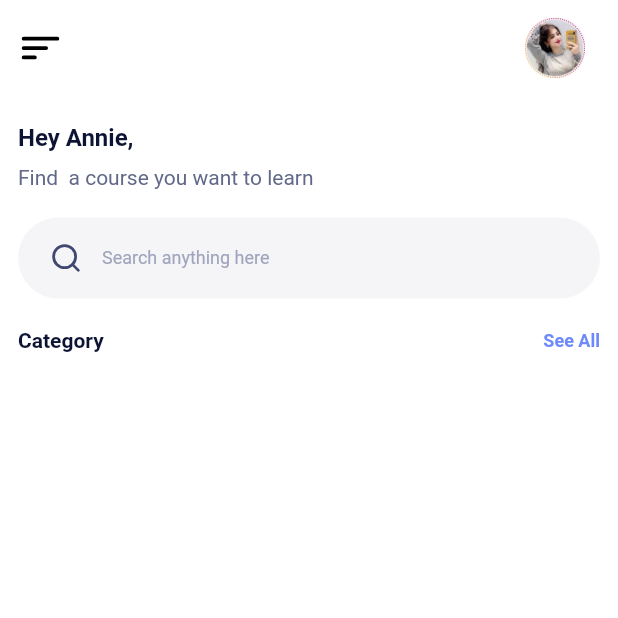
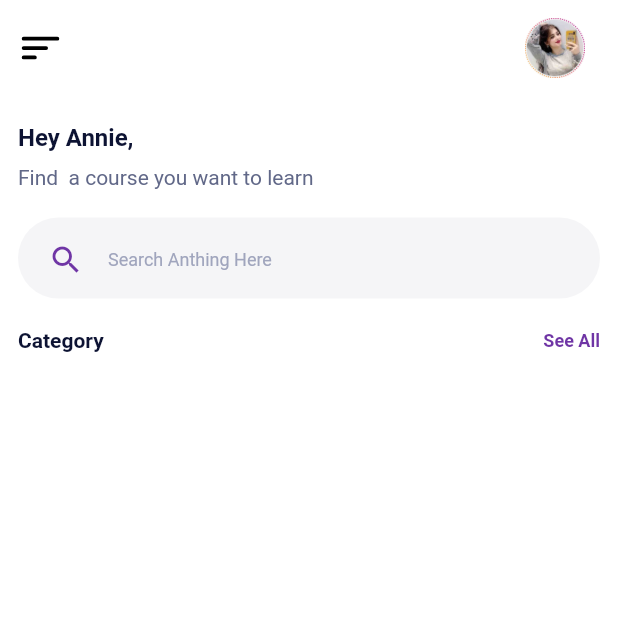
Before and after one commit to AjeemPearl/charity, a Flutter app: the HomeScreen screen opened directly, on a phone screen of 412 x 824 dp, the top half of it. Run offline on Flutter 3.47's test engine with Material 2 defaults, Android fonts, the phone set to English and light mode, and no system bars; our stand-ins replace flutter_svg.

Commit message:
git update

```diff
--- a/lib/ui/Home/Home.dart
+++ b/lib/ui/Home/Home.dart
@@ -6,7 +6,20 @@ import 'package:flutter_svg/svg.dart';
 import '../../utils/constants.dart';
 import '../../utils/generalFunctions.dart';
 class HomeScreen extends StatefulWidget{
-  const HomeScreen({super.key});
+  HomeScreen({super.key});
+  List<String> imageList = [
+    'https://cdn.pixabay.com/photo/2019/03/15/09/49/girl-4056684_960_720.jpg',
+    'https://cdn.pixabay.com/photo/2020/12/15/16/25/clock-5834193__340.jpg',
+    'https://cdn.pixabay.com/photo/2020/09/18/19/31/laptop-5582775_960_720.jpg',
+    'https://media.istockphoto.com/photos/woman-kayaking-in-fjord-in-norway-picture-id1059380230?b=1&k=6&m=1059380230&s=170667a&w=0&h=kA_A_XrhZJjw2bo5jIJ7089-VktFK0h0I4OWDqaac0c=',
+    'https://cdn.pixabay.com/photo/2019/11/05/00/53/cellular-4602489_960_720.jpg',
+    'https://cdn.pixabay.com/photo/2017/02/12/10/29/christmas-2059698_960_720.jpg',
+    'https://cdn.pixabay.com/photo/2020/01/29/17/09/snowboard-4803050_960_720.jpg',
+    'https://cdn.pixabay.com/photo/2020/02/06/20/01/university-library-4825366_960_720.jpg',
+    'https://cdn.pixabay.com/photo/2020/11/22/17/28/cat-5767334_960_720.jpg',
+    'https://cdn.pixabay.com/photo/2020/12/13/16/22/snow-5828736_960_720.jpg',
+    'https://cdn.pixabay.com/photo/2020/12/09/09/27/women-5816861_960_720.jpg',
+  ];
 
   @override
   State<HomeScreen> createState() => _HomeScreenState();
@@ -41,28 +54,58 @@ class _HomeScreenState extends State<HomeScreen> {
                 width: double.infinity,
                 decoration: BoxDecoration(color: const Color(0xFFF5F5F7),
                     borderRadius: BorderRadius.circular(30.0)),
-                child: Row(
-                  children: [
-                    SvgPicture.asset("assets/icons/search2.svg"),
-                    SizedBox(width: 12,),
-                    Text("Search anything here",style: TextStyle(fontSize: 12, color:Color(0xFFA0A5BD ),)),
-                  ],
+                child: const TextField(
+                  style:TextStyle(fontSize: 12.0,color: Colors.black ),
+                  decoration: InputDecoration(
+                    contentPadding: EdgeInsets.only(top: 10.0,bottom: 10),
+                    icon:Icon(Icons.search,color: KPrimaryColor,),
+                    hintText: "Search Anthing Here",
+                    hintStyle:TextStyle(fontSize: 12.0, color:Color(0xFFA0A5BD )),
+                    border: InputBorder.none,
+
+                  ),
+
+
+
                 ),
+                // child: TextField(
+                //     Color(0xFFA0A5BD )
+                //   // children: [
+                //   //   SvgPicture.asset("assets/icons/search2.svg"),
+                //   //   SizedBox(width: 12,),
+                //   //   // Text("Search anything here",style: TextStyle(fontSize: 12, color:Color(0xFFA0A5BD ),)),
+                //   // const TextField(
+                //   //     style:TextStyle(fontSize: 12.0),
+                //   //     decoration: InputDecoration(
+                //   //       icon:Icon(Icons.search,color:Color(0xFFA0A5BD ),),
+                //   //       hintText: "Your Email",
+                //   //       border: InputBorder.none,
+                //   //
+                //   //     ),
+                //   //
+                //   //
+                //   //
+                //   //   ),
+                //   // ],
+                // ),
               ),
               SizedBox(height: 4,),
               Row(
                 mainAxisAlignment: MainAxisAlignment.spaceBetween,
                 children: [
                   Text("Category",style:KTitleTextStyle,),
-                  Text("See All",style:KSubTitleTextStyle.copyWith(color:KBlue),),
+                  Text("See All",style:KSubTitleTextStyle.copyWith(color:KPrimaryColor),),
                 ],
               ),
               SizedBox(height: 20,),
               Expanded(
                   child:StaggeredGrid.count(
                       crossAxisCount: 2,
-                    crossAxisSpacing: 12,
+                     crossAxisSpacing: 12,
                     mainAxisSpacing: 12,
+                    children: [
+
+                    ],
 
                   ))
 
--- a/lib/ui/login/login.dart
+++ b/lib/ui/login/login.dart
@@ -63,6 +63,7 @@ class LoginScreen extends StatelessWidget{
                       style:TextStyle(fontSize: 14.0),
                       obscureText: true,
                       decoration: InputDecoration(
+                          contentPadding: EdgeInsets.only(top: 16.0),
                           icon:Icon(Icons.lock,color: KPrimaryColor,),
                           suffixIcon:Icon(Icons.visibility,color: KPrimaryColor,) ,
                           hintText: "Password",
--- a/lib/ui/otp/otp.dart
+++ b/lib/ui/otp/otp.dart
@@ -33,7 +33,6 @@ class OtpScreen extends StatelessWidget{
                  width: size.width*.28),
              ),
              SingleChildScrollView(
-
                child: Column(
                  mainAxisAlignment: MainAxisAlignment.center,
                  children: [
--- a/lib/ui/sign_up/signup.dart
+++ b/lib/ui/sign_up/signup.dart
@@ -72,6 +72,7 @@ class Signup extends StatelessWidget{
                       style:TextStyle(fontSize: 14.0),
                       obscureText: true,
                       decoration: InputDecoration(
+                          contentPadding: EdgeInsets.only(top: 16.0),
                           icon:Icon(Icons.lock,color: KPrimaryColor,),
                           suffixIcon:Icon(Icons.visibility,color: KPrimaryColor,) ,
                           hintText: "Password",
```
Also changed, not shown: 2 other files.
